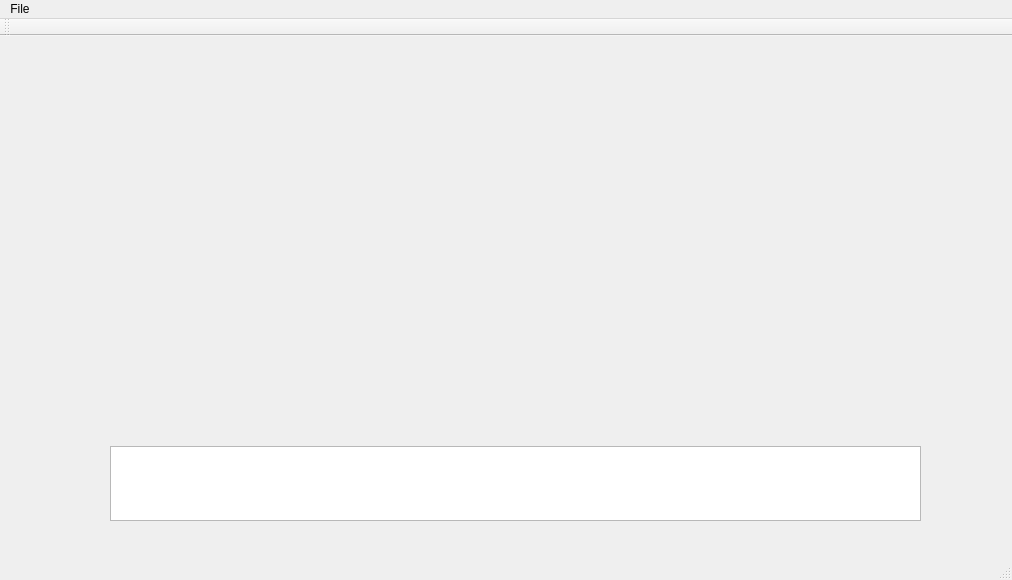
This is Test2/test2.ui in glazzara/olena as Qt 5 draws it before an edit. The edited form follows.
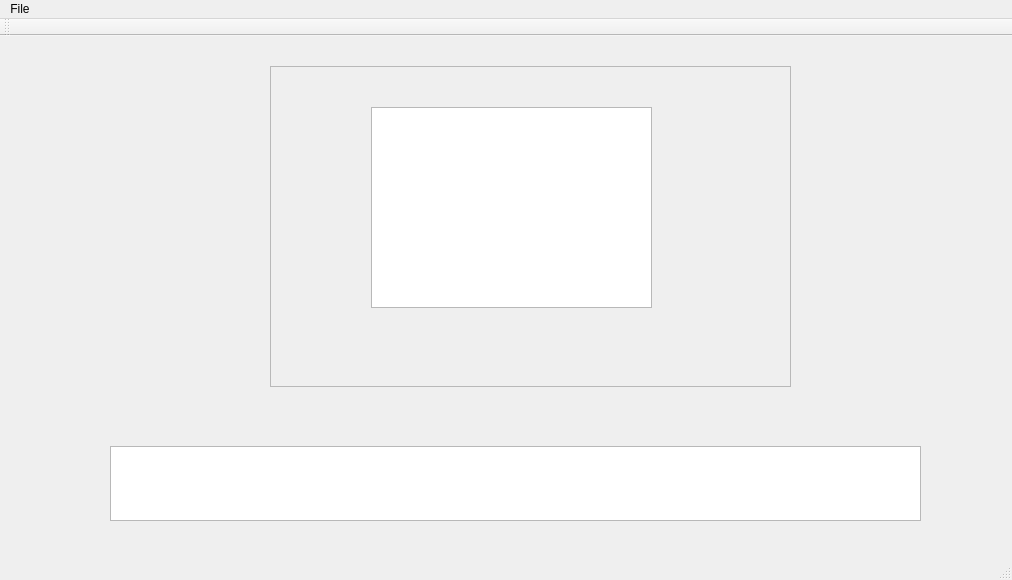
This is the edited form.

Commit message: Add GraphicsView and MouseEvent.

The edit to the form file:
```diff
--- a/Test2/test2.ui
+++ b/Test2/test2.ui
@@ -24,21 +24,38 @@
      </rect>
     </property>
    </widget>
-   <widget class="QLabel" name="label">
+   <widget class="QScrollArea" name="scrollArea">
     <property name="geometry">
      <rect>
-      <x>300</x>
-      <y>70</y>
-      <width>361</width>
-      <height>281</height>
+      <x>270</x>
+      <y>30</y>
+      <width>521</width>
+      <height>321</height>
      </rect>
     </property>
-    <property name="autoFillBackground">
-     <bool>false</bool>
+    <property name="widgetResizable">
+     <bool>true</bool>
     </property>
-    <property name="text">
-     <string/>
-    </property>
+    <widget class="QWidget" name="scrollAreaWidgetContents">
+     <property name="geometry">
+      <rect>
+       <x>0</x>
+       <y>0</y>
+       <width>517</width>
+       <height>317</height>
+      </rect>
+     </property>
+     <widget class="QGraphicsView" name="graphicsView">
+      <property name="geometry">
+       <rect>
+        <x>100</x>
+        <y>40</y>
+        <width>281</width>
+        <height>201</height>
+       </rect>
+      </property>
+     </widget>
+    </widget>
    </widget>
   </widget>
   <widget class="QMenuBar" name="menuBar">
```
Left out of the diff: 12 changed lines with no effect on the pictures. The commit also changes 13 other files.
